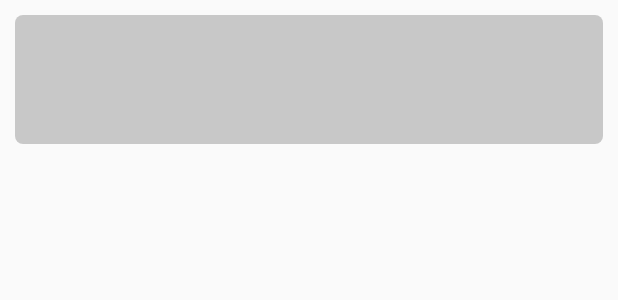
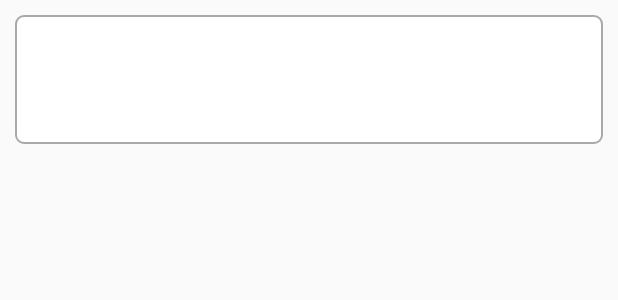
Before and after one commit to liyuanlu/XXXX, an Android app: the layout item_note.xml on its own in the app's theme, with its tools: preview values and no code run, on a phone screen of 412 x 824 dp. Shown: the top 300 px of the screen. Run offline under Robolectric (Android 15) with nearby library versions, the phone set to English and light mode, and no system bars.

```diff
--- a/app/src/main/res/drawable/item_note_background.xml
+++ b/app/src/main/res/drawable/item_note_background.xml
@@ -3,8 +3,9 @@
     <item>
         <shape>
             <corners android:radius="5dp"/>
-            <stroke android:color="@color/colorPrimaryDark"/>
-            <solid android:color="#3000"/>
+            <stroke android:color="@color/grey"
+                android:width="@dimen/dp_1"/>
+            <solid android:color="@color/white"/>
         </shape>
     </item>
 </selector>
--- a/app/src/main/res/layout/item_note.xml
+++ b/app/src/main/res/layout/item_note.xml
@@ -4,7 +4,8 @@
     android:layout_height="wrap_content"
     android:layout_margin="@dimen/dp_10"
     android:background="@drawable/item_note_background"
-    android:id="@+id/item_note_layout">
+    android:id="@+id/item_note_layout"
+    >
     <TextView
         android:layout_width="match_parent"
         android:layout_height="wrap_content"
```
